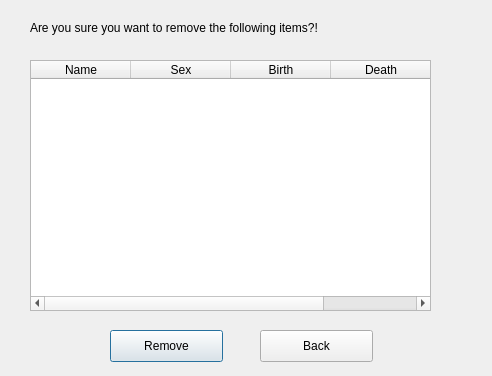
Qt form gui/remove/removescigui.ui (HelgiThomas/Verklegt31) before a commit.
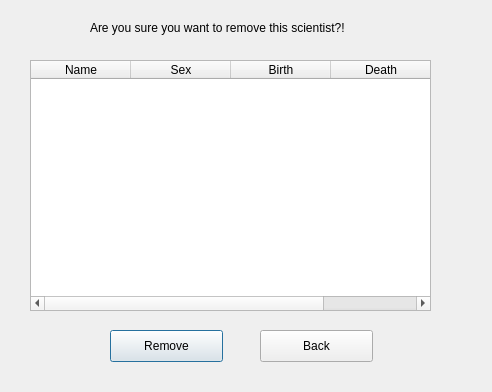
The same form after that commit.

What changed in the file:
```diff
--- a/gui/remove/removescigui.ui
+++ b/gui/remove/removescigui.ui
@@ -7,7 +7,7 @@
     <x>0</x>
     <y>0</y>
     <width>492</width>
-    <height>376</height>
+    <height>392</height>
    </rect>
   </property>
   <property name="windowTitle">
@@ -32,14 +32,14 @@
   <widget class="QLabel" name="label">
    <property name="geometry">
     <rect>
-     <x>30</x>
+     <x>90</x>
      <y>20</y>
-     <width>351</width>
+     <width>291</width>
      <height>16</height>
     </rect>
    </property>
    <property name="text">
-    <string>Are you sure you want to remove the following items?!</string>
+    <string>Are you sure you want to remove this scientist?!</string>
    </property>
   </widget>
   <widget class="QTableWidget" name="table_all">
```
